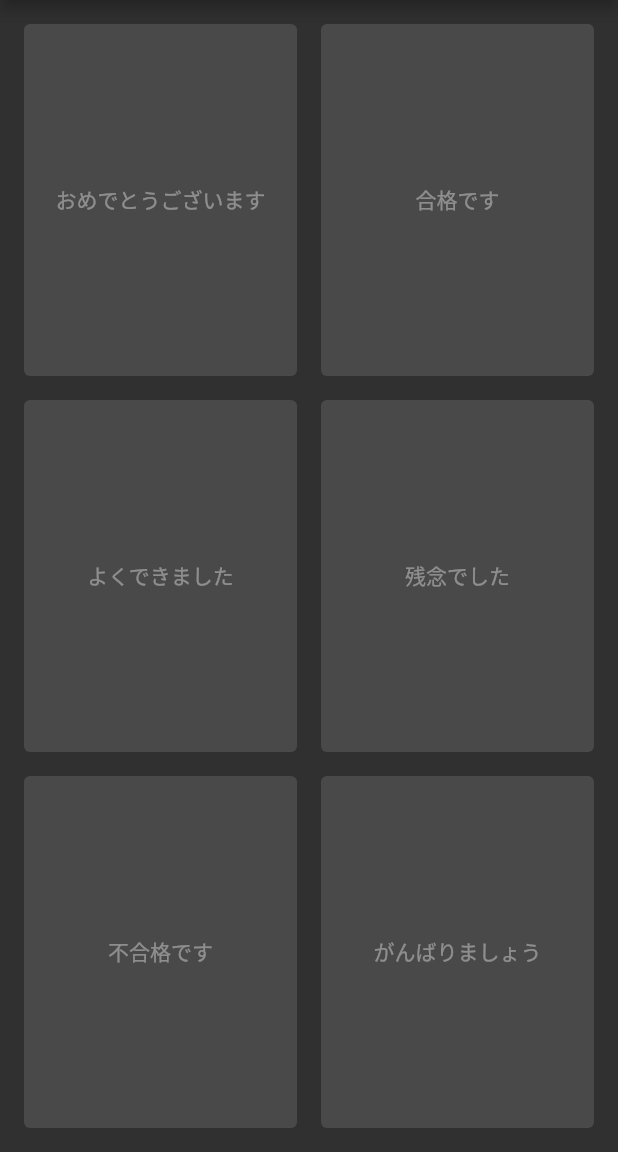
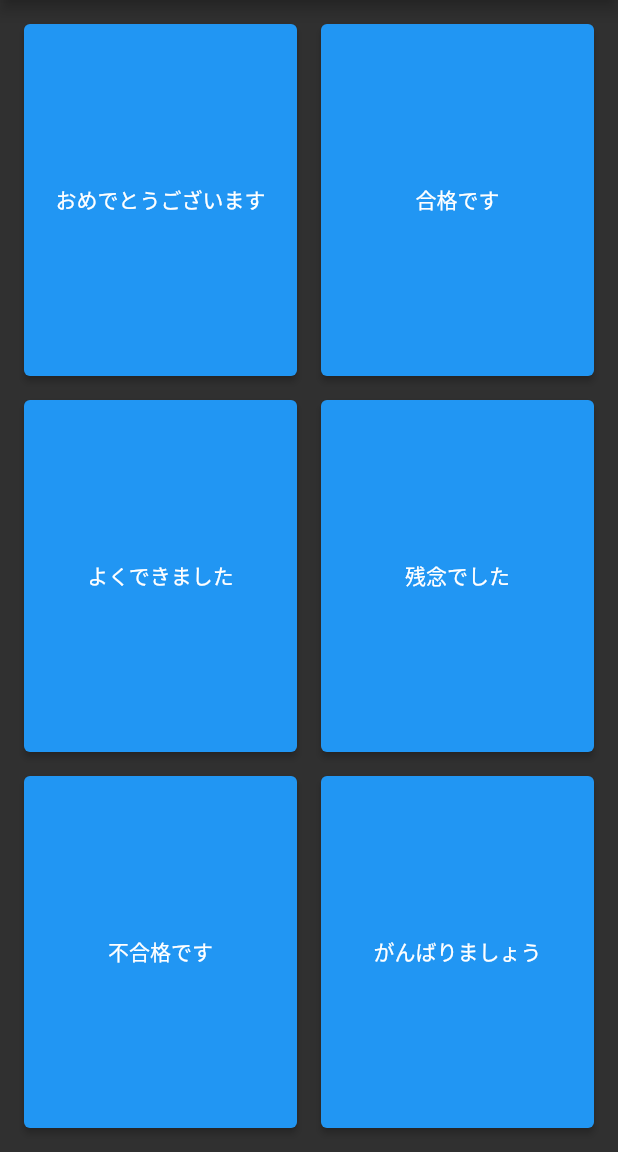
Before and after one commit to kuuleon/straight_machine, a Flutter app: the screen it shows after launch, on a phone screen of 412 x 824 dp, the part 84-1236 px from its top. Run offline on Flutter 3.47's test engine with Material 2 defaults, Android fonts, the phone set to English and light mode, and no system bars; our stand-ins replace just_audio.

Commit message:
soundPath ver1

```diff
--- a/lib/screens/home_screen.dart
+++ b/lib/screens/home_screen.dart
@@ -1,4 +1,5 @@
 import 'package:flutter/material.dart';
+import 'package:just_audio/just_audio.dart';
 
 class HomeScreen extends StatefulWidget {
   @override
@@ -13,6 +14,9 @@ class _HomeScreenState extends State<HomeScreen> {
   // String _text05 = "不合格です";
   // String _text06 = "がんばりましょう";
 
+  // AudioPlayerクラスのインスタンス宣言
+  late AudioPlayer _audioPlayer;
+
   List<String> _texts = [
     "おめでとうございます",
     "合格です",
@@ -21,6 +25,29 @@ class _HomeScreenState extends State<HomeScreen> {
     "不合格です",
     "がんばりましょう"
   ];
+
+  List<String> _soundPaths = [
+    "assets/sounds/sound1.mp3",
+    "assets/sounds/sound2.mp3",
+    "assets/sounds/sound3.mp3",
+    "assets/sounds/sound4.mp3",
+    "assets/sounds/sound5.mp3",
+    "assets/sounds/sound6.mp3"
+  ];
+
+  // AudioPlayerクラスのインスタンス生成
+  @override
+  void initState() {
+    super.initState();
+    _audioPlayer = AudioPlayer();
+  }
+
+  // AudioPlayerクラスのインスタンス破棄
+  @override
+  void dispose() {
+    _audioPlayer.dispose();
+    super.dispose();
+  }
 
   @override
   Widget build(BuildContext context) {
@@ -38,8 +65,14 @@ class _HomeScreenState extends State<HomeScreen> {
               child: Row(
                 crossAxisAlignment: CrossAxisAlignment.stretch,
                 children: [
-                  Expanded(flex: 1, child: _soundButton(_texts[0])),
-                  Expanded(flex: 1, child: _soundButton(_texts[1]))
+                  Expanded(
+                    flex: 1,
+                    child: _soundButton(_texts[0], _soundPaths[0]),
+                  ),
+                  Expanded(
+                    flex: 1,
+                    child: _soundButton(_texts[1], _soundPaths[1]),
+                  )
                 ],
               ),
             ),
@@ -48,8 +81,14 @@ class _HomeScreenState extends State<HomeScreen> {
               child: Row(
                 crossAxisAlignment: CrossAxisAlignment.stretch,
                 children: [
-                  Expanded(flex: 1, child: _soundButton(_texts[2])),
-                  Expanded(flex: 1, child: _soundButton(_texts[3]))
+                  Expanded(
+                    flex: 1,
+                    child: _soundButton(_texts[2], _soundPaths[2]),
+                  ),
+                  Expanded(
+                    flex: 1,
+                    child: _soundButton(_texts[3], _soundPaths[3]),
+                  )
                 ],
               ),
             ),
@@ -58,8 +97,14 @@ class _HomeScreenState extends State<HomeScreen> {
               child: Row(
                 crossAxisAlignment: CrossAxisAlignment.stretch,
                 children: [
-                  Expanded(flex: 1, child: _soundButton(_texts[4])),
-                  Expanded(flex: 1, child: _soundButton(_texts[5]))
+                  Expanded(
+                    flex: 1,
+                    child: _soundButton(_texts[4], _soundPaths[4]),
+                  ),
+                  Expanded(
+                    flex: 1,
+                    child: _soundButton(_texts[5], _soundPaths[5]),
+                  )
                 ],
               ),
             )
@@ -69,9 +114,17 @@ class _HomeScreenState extends State<HomeScreen> {
     );
   }
 
-  Widget _soundButton(String displayText) {
+  Widget _soundButton(String displayText, String soundPath) {
     return Container(
         padding: EdgeInsets.all(8.0),
-        child: ElevatedButton(onPressed: null, child: Text(displayText)));
+        child: ElevatedButton(
+            onPressed: (() => _playSound(soundPath)),
+            child: Text(displayText)));
+  }
+
+  //音を鳴らす段階で音ファイルをセット、同時に鳴らせる音は一つだけパターン
+  _playSound(String soundPath) async {
+    await _audioPlayer.setAsset(soundPath);
+    _audioPlayer.play();
   }
 }
```
Also changed, not shown: 4 other files.
